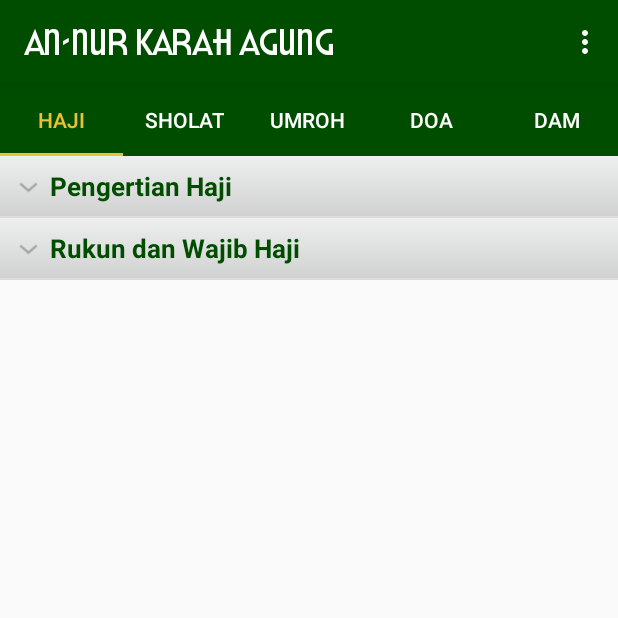
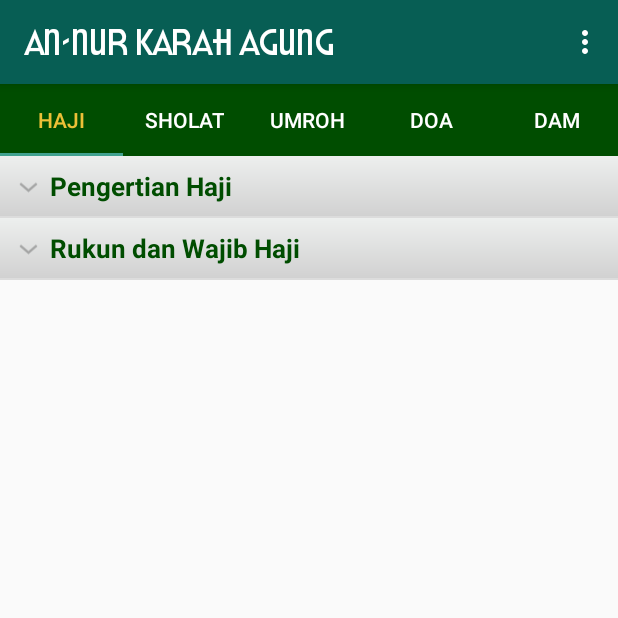
Before and after one commit to Yusriaja/HajidanUmroh, an Android app: the MainAct screen opened directly, with no data from a screen before it, on a phone screen of 412 x 824 dp, the top half of it. Run offline under Robolectric (Android 15) with nearby library versions, the phone set to English and light mode, and no system bars; Roboto replaces fonts that are not available here.

Commit message:
font assets

```diff
--- a/app/src/main/res/values/styles.xml
+++ b/app/src/main/res/values/styles.xml
@@ -3,13 +3,18 @@
     <!-- Base application theme. -->
     <style name="AppTheme" parent="Theme.AppCompat.Light.NoActionBar">
         <!-- Customize your theme here. -->
-        <item name="colorPrimary">#004D00</item>
-        <item name="colorPrimaryDark">#004D00</item>
-        <item name="colorAccent">@color/colorAccent</item>
+        <item name="colorPrimary">#075e54</item>
+        <item name="colorPrimaryDark">#075e54</item>
+        <item name="colorAccent">#41a290</item>
     </style>
 
     <style name="AppTheme.AppBarOverlay" parent="ThemeOverlay.AppCompat.Dark.ActionBar" />
 
     <style name="AppTheme.PopupOverlay" parent="ThemeOverlay.AppCompat.Light" />
 
+    <style name="CustomTabText" parent="TextAppearance.Design.Tab">
+        <item name="android:textSize">40sp</item>
+        <item name="android:textAllCaps">true</item>
+    </style>
+
 </resources>
```
